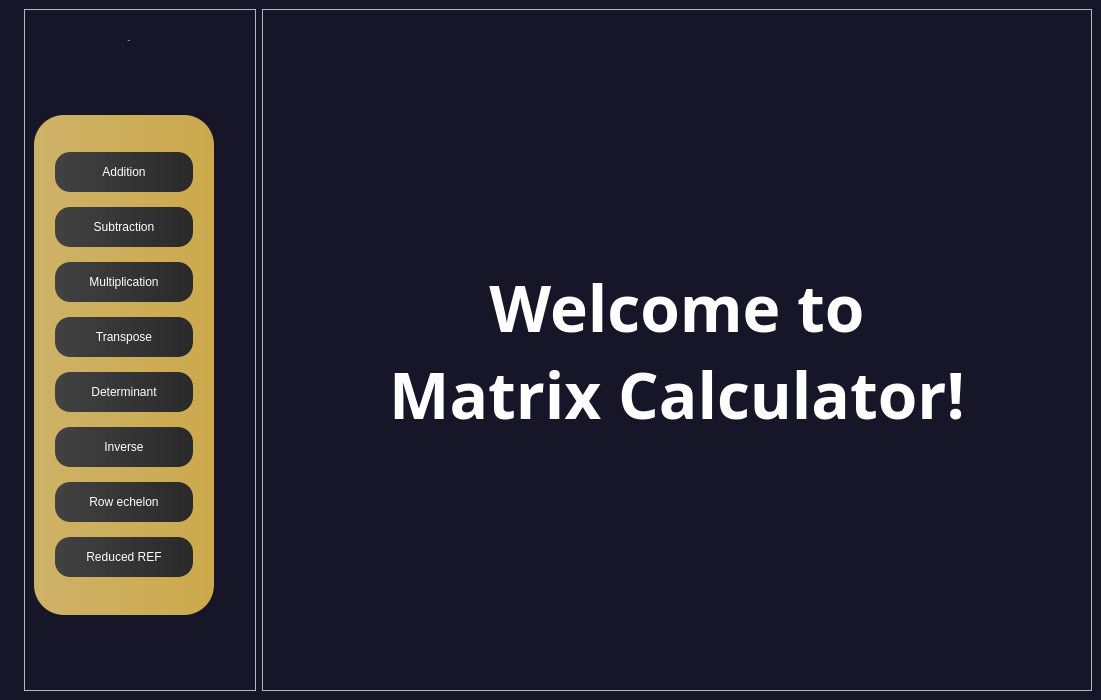
Above: qt files/matrix-calculator/matrixcalcu.ui from potakaaa/matrix-calculator before the change. Below: the same form after it.
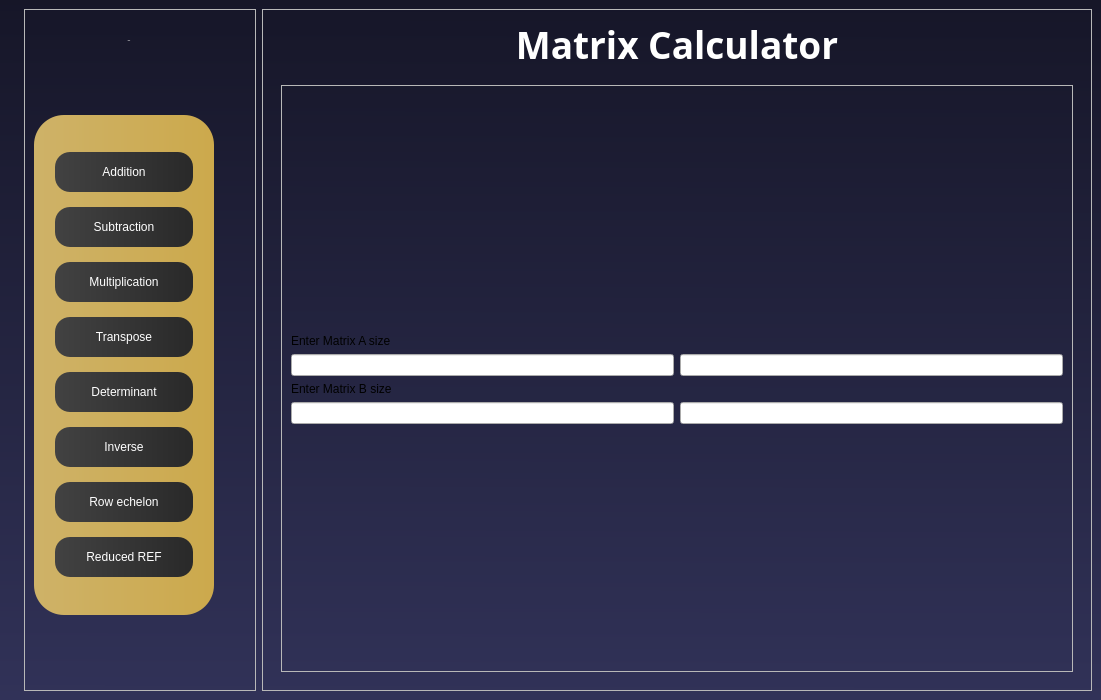
That is the form after the change.

Patch:
```diff
--- a/qt files/matrix-calculator/matrixcalcu.ui
+++ b/qt files/matrix-calculator/matrixcalcu.ui
@@ -27,7 +27,7 @@
   </property>
   <property name="styleSheet">
    <string notr="true">QMainWindow {
-	background-color: #161628;
+	background-color: qlineargradient(spread:pad, x1:0.514, y1:0, x2:0.508, y2:1, stop:0 rgba(22, 22, 40, 255), stop:1 rgba(49, 50, 88, 255));
 }
 
 #frame_3 {
@@ -53,12 +53,16 @@
 }
 
 #label_logo {
-	font: bold 25px &quot;DM Sans&quot;;
+	font: bold 25px &quot;Poppins&quot;;
 	color: white;
 }
 
 #label_welcome {
 	color: white;
+}
+
+#label_clickOperation {
+	color: rgba(255, 255, 255, 0.7)
 }</string>
   </property>
   <widget class="QWidget" name="centralwidget">
@@ -342,27 +346,49 @@
        <enum>QFrame::Raised</enum>
       </property>
       <layout class="QVBoxLayout" name="verticalLayout_5">
+       <item>
+        <widget class="QLabel" name="label_welcome">
+         <property name="font">
+          <font>
+           <family>Poppins</family>
+           <pointsize>28</pointsize>
+           <bold>true</bold>
+          </font>
+         </property>
+         <property name="text">
+          <string>Matrix Calculator</string>
+         </property>
+         <property name="alignment">
+          <set>Qt::AlignCenter</set>
+         </property>
+        </widget>
+       </item>
        <item>
         <layout class="QVBoxLayout" name="verticalLayout_4">
          <item>
           <widget class="QStackedWidget" name="stackedWidget">
            <property name="currentIndex">
-            <number>0</number>
+            <number>1</number>
            </property>
-           <widget class="QWidget" name="page">
+           <widget class="QWidget" name="page_home">
+            <property name="maximumSize">
+             <size>
+              <width>16777215</width>
+              <height>16777215</height>
+             </size>
+            </property>
             <layout class="QVBoxLayout" name="verticalLayout_6">
              <item>
-              <widget class="QLabel" name="label_welcome">
+              <widget class="QLabel" name="label_clickOperation">
                <property name="font">
                 <font>
-                 <family>Poppins</family>
-                 <pointsize>48</pointsize>
+                 <family>DM Sans</family>
+                 <pointsize>25</pointsize>
                  <bold>true</bold>
                 </font>
                </property>
                <property name="text">
-                <string>Welcome to 
-Matrix Calculator!</string>
+                <string>Click an operation!</string>
                </property>
                <property name="alignment">
                 <set>Qt::AlignCenter</set>
@@ -371,7 +397,82 @@
              </item>
             </layout>
            </widget>
-           <widget class="QWidget" name="page_2"/>
+           <widget class="QWidget" name="page_simpleOperation_1">
+            <layout class="QVBoxLayout" name="verticalLayout_8">
+             <item>
+              <widget class="QFrame" name="frame_4">
+               <property name="frameShape">
+                <enum>QFrame::StyledPanel</enum>
+               </property>
+               <property name="frameShadow">
+                <enum>QFrame::Raised</enum>
+               </property>
+               <layout class="QVBoxLayout" name="verticalLayout_7">
+                <item>
+                 <spacer name="verticalSpacer_6">
+                  <property name="orientation">
+                   <enum>Qt::Vertical</enum>
+                  </property>
+                  <property name="sizeHint" stdset="0">
+                   <size>
+                    <width>20</width>
+                    <height>40</height>
+                   </size>
+                  </property>
+                 </spacer>
+                </item>
+                <item>
+                 <widget class="QLabel" name="label">
+                  <property name="text">
+                   <string>Enter Matrix A size</string>
+                  </property>
+                 </widget>
+                </item>
+                <item>
+                 <layout class="QHBoxLayout" name="horizontalLayout_5">
+                  <item>
+                   <widget class="QLineEdit" name="lineEdit_7"/>
+                  </item>
+                  <item>
+                   <widget class="QLineEdit" name="lineEdit_8"/>
+                  </item>
+                 </layout>
+                </item>
+                <item>
+                 <widget class="QLabel" name="label_2">
+                  <property name="text">
+                   <string>Enter Matrix B size</string>
+                  </property>
+                 </widget>
+                </item>
+                <item>
+                 <layout class="QHBoxLayout" name="horizontalLayout_4">
+                  <item>
+                   <widget class="QLineEdit" name="lineEdit_5"/>
+                  </item>
+                  <item>
+                   <widget class="QLineEdit" name="lineEdit_6"/>
+                  </item>
+                 </layout>
+                </item>
+                <item>
+                 <spacer name="verticalSpacer_7">
+                  <property name="orientation">
+                   <enum>Qt::Vertical</enum>
+                  </property>
+                  <property name="sizeHint" stdset="0">
+                   <size>
+                    <width>20</width>
+                    <height>40</height>
+                   </size>
+                  </property>
+                 </spacer>
+                </item>
+               </layout>
+              </widget>
+             </item>
+            </layout>
+           </widget>
           </widget>
          </item>
         </layout>
```
Left out of the diff: 2 changed lines with no effect on the pictures.
